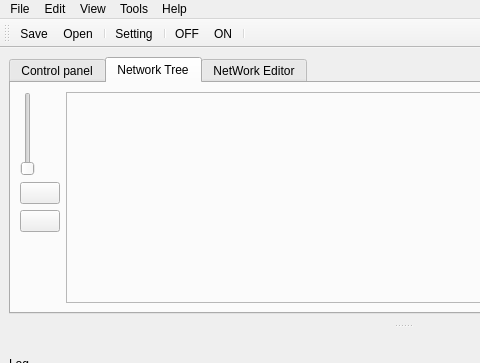
The window that rcmanager/rcmanagerUItemplate.ui (BasilMVarghese/rcmanager) describes before a commit, drawn with Qt 5; both pictures show x 0 to 480 and y 0 to 363 of the 805 by 600 pixel window.
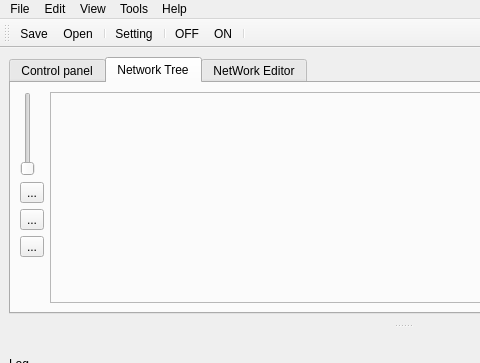
The same window after the commit. The open tabs and pages were chosen to show the change. Icons and pictures are not drawn.

The edit to the form file:
```diff
--- a/rcmanager/rcmanagerUItemplate.ui
+++ b/rcmanager/rcmanagerUItemplate.ui
@@ -10,6 +10,18 @@
     <height>600</height>
    </rect>
   </property>
+  <property name="minimumSize">
+   <size>
+    <width>0</width>
+    <height>10</height>
+   </size>
+  </property>
+  <property name="baseSize">
+   <size>
+    <width>0</width>
+    <height>10</height>
+   </size>
+  </property>
   <property name="windowTitle">
    <string>MainWindow</string>
   </property>
@@ -50,7 +62,18 @@
           <property name="horizontalSpacing">
            <number>0</number>
           </property>
-          <item row="3" column="0">
+          <item row="1" column="0">
+           <widget class="QToolButton" name="toolButton_6">
+            <property name="text">
+             <string>...</string>
+            </property>
+            <property name="icon">
+             <iconset>
+              <normaloff>share/rcmanager/refresh.png</normaloff>share/rcmanager/refresh.png</iconset>
+            </property>
+           </widget>
+          </item>
+          <item row="4" column="0">
            <spacer name="verticalSpacer_2">
             <property name="orientation">
              <enum>Qt::Vertical</enum>
@@ -71,20 +94,9 @@
            </widget>
           </item>
           <item row="2" column="0">
-           <widget class="QPushButton" name="pushButton_5">
+           <widget class="QToolButton" name="toolButton_7">
             <property name="text">
-             <string/>
-            </property>
-            <property name="icon">
-             <iconset>
-              <normaloff>share/rcmanager/simulatorOFF.png</normaloff>share/rcmanager/simulatorOFF.png</iconset>
-            </property>
-           </widget>
-          </item>
-          <item row="1" column="0">
-           <widget class="QPushButton" name="pushButton_4">
-            <property name="text">
-             <string/>
+             <string>...</string>
             </property>
             <property name="icon">
              <iconset>
@@ -92,6 +104,17 @@
             </property>
            </widget>
           </item>
+          <item row="3" column="0">
+           <widget class="QToolButton" name="toolButton_8">
+            <property name="text">
+             <string>...</string>
+            </property>
+            <property name="icon">
+             <iconset>
+              <normaloff>share/rcmanager/simulatorOFF.png</normaloff>share/rcmanager/simulatorOFF.png</iconset>
+            </property>
+           </widget>
+          </item>
          </layout>
         </item>
         <item row="1" column="1">
```
Left out of the diff: 32 changed lines with no effect on the pictures.
